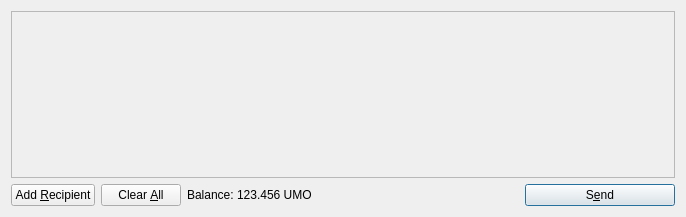
photonproject/photon, file src/qt/forms/sendcoinsdialog.ui: the form before one commit.
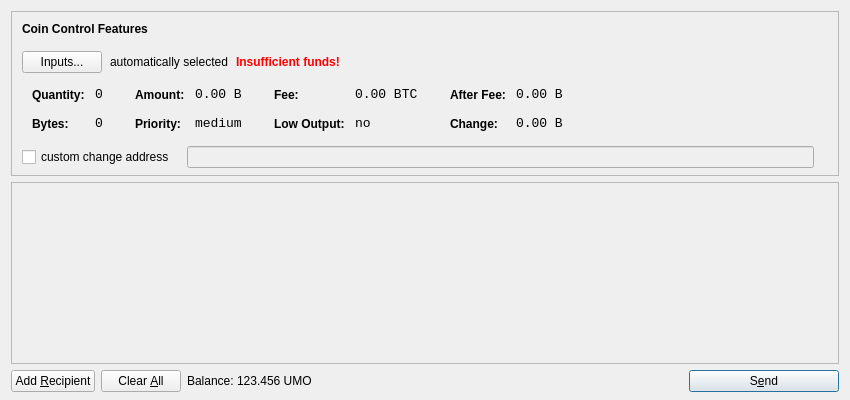
The form after the commit. Icons and pictures are not drawn.

```diff
--- a/src/qt/forms/sendcoinsdialog.ui
+++ b/src/qt/forms/sendcoinsdialog.ui
@@ -6,14 +6,615 @@
    <rect>
     <x>0</x>
     <y>0</y>
-    <width>686</width>
-    <height>217</height>
+    <width>850</width>
+    <height>400</height>
    </rect>
   </property>
   <property name="windowTitle">
    <string>Send Coins</string>
   </property>
-  <layout class="QVBoxLayout" name="verticalLayout">
+  <layout class="QVBoxLayout" name="verticalLayout" stretch="0,1,0">
+   <property name="bottomMargin">
+    <number>8</number>
+   </property>
+   <item>
+    <widget class="QFrame" name="frameCoinControl">
+     <property name="sizePolicy">
+      <sizepolicy hsizetype="Expanding" vsizetype="Expanding">
+       <horstretch>0</horstretch>
+       <verstretch>0</verstretch>
+      </sizepolicy>
+     </property>
+     <property name="maximumSize">
+      <size>
+       <width>16777215</width>
+       <height>16777215</height>
+      </size>
+     </property>
+     <property name="frameShape">
+      <enum>QFrame::StyledPanel</enum>
+     </property>
+     <property name="frameShadow">
+      <enum>QFrame::Sunken</enum>
+     </property>
+     <layout class="QVBoxLayout" name="verticalLayoutCoinControl2">
+      <property name="spacing">
+       <number>-1</number>
+      </property>
+      <property name="leftMargin">
+       <number>0</number>
+      </property>
+      <property name="topMargin">
+       <number>0</number>
+      </property>
+      <property name="rightMargin">
+       <number>0</number>
+      </property>
+      <property name="bottomMargin">
+       <number>6</number>
+      </property>
+      <item>
+       <layout class="QVBoxLayout" name="verticalLayoutCoinControl" stretch="0,0,0,0,1">
+        <property name="spacing">
+         <number>0</number>
+        </property>
+        <property name="leftMargin">
+         <number>10</number>
+        </property>
+        <property name="topMargin">
+         <number>10</number>
+        </property>
+        <item>
+         <layout class="QHBoxLayout" name="horizontalLayoutCoinControl1">
+          <property name="bottomMargin">
+           <number>15</number>
+          </property>
+          <item>
+           <widget class="QLabel" name="labelCoinControlFeatures">
+            <property name="sizePolicy">
+             <sizepolicy hsizetype="Preferred" vsizetype="Maximum">
+              <horstretch>0</horstretch>
+              <verstretch>0</verstretch>
+             </sizepolicy>
+            </property>
+            <property name="font">
+             <font>
+              <weight>75</weight>
+              <bold>true</bold>
+             </font>
+            </property>
+            <property name="styleSheet">
+             <string notr="true">font-weight:bold;</string>
+            </property>
+            <property name="text">
+             <string>Coin Control Features</string>
+            </property>
+           </widget>
+          </item>
+         </layout>
+        </item>
+        <item>
+         <layout class="QHBoxLayout" name="horizontalLayoutCoinControl2" stretch="0,0,0,0">
+          <property name="spacing">
+           <number>8</number>
+          </property>
+          <property name="bottomMargin">
+           <number>10</number>
+          </property>
+          <item>
+           <widget class="QPushButton" name="pushButtonCoinControl">
+            <property name="styleSheet">
+             <string notr="true"/>
+            </property>
+            <property name="text">
+             <string>Inputs...</string>
+            </property>
+           </widget>
+          </item>
+          <item>
+           <widget class="QLabel" name="labelCoinControlAutomaticallySelected">
+            <property name="text">
+             <string>automatically selected</string>
+            </property>
+            <property name="margin">
+             <number>5</number>
+            </property>
+           </widget>
+          </item>
+          <item>
+           <widget class="QLabel" name="labelCoinControlInsuffFunds">
+            <property name="font">
+             <font>
+              <weight>75</weight>
+              <bold>true</bold>
+             </font>
+            </property>
+            <property name="styleSheet">
+             <string notr="true">color:red;font-weight:bold;</string>
+            </property>
+            <property name="text">
+             <string>Insufficient funds!</string>
+            </property>
+            <property name="margin">
+             <number>5</number>
+            </property>
+           </widget>
+          </item>
+          <item>
+           <spacer name="horizontalSpacerCoinControl">
+            <property name="orientation">
+             <enum>Qt::Horizontal</enum>
+            </property>
+            <property name="sizeHint" stdset="0">
+             <size>
+              <width>40</width>
+              <height>1</height>
+             </size>
+            </property>
+           </spacer>
+          </item>
+         </layout>
+        </item>
+        <item>
+         <widget class="QWidget" name="widgetCoinControl" native="true">
+          <property name="sizePolicy">
+           <sizepolicy hsizetype="Preferred" vsizetype="Preferred">
+            <horstretch>0</horstretch>
+            <verstretch>0</verstretch>
+           </sizepolicy>
+          </property>
+          <property name="minimumSize">
+           <size>
+            <width>0</width>
+            <height>0</height>
+           </size>
+          </property>
+          <property name="styleSheet">
+           <string notr="true"/>
+          </property>
+          <layout class="QHBoxLayout" name="horizontalLayoutCoinControl5">
+           <property name="margin">
+            <number>0</number>
+           </property>
+           <item>
+            <layout class="QHBoxLayout" name="horizontalLayoutCoinControl3" stretch="0,0,0,1">
+             <property name="spacing">
+              <number>20</number>
+             </property>
+             <property name="topMargin">
+              <number>0</number>
+             </property>
+             <property name="bottomMargin">
+              <number>10</number>
+             </property>
+             <item>
+              <layout class="QFormLayout" name="formLayoutCoinControl1">
+               <property name="horizontalSpacing">
+                <number>10</number>
+               </property>
+               <property name="verticalSpacing">
+                <number>14</number>
+               </property>
+               <property name="leftMargin">
+                <number>10</number>
+               </property>
+               <property name="topMargin">
+                <number>4</number>
+               </property>
+               <property name="rightMargin">
+                <number>6</number>
+               </property>
+               <item row="0" column="0">
+                <widget class="QLabel" name="labelCoinControlQuantityText">
+                 <property name="styleSheet">
+                  <string notr="true">font-weight:bold;</string>
+                 </property>
+                 <property name="text">
+                  <string>Quantity:</string>
+                 </property>
+                 <property name="margin">
+                  <number>0</number>
+                 </property>
+                </widget>
+               </item>
+               <item row="0" column="1">
+                <widget class="QLabel" name="labelCoinControlQuantity">
+                 <property name="font">
+                  <font>
+                   <family>Monospace</family>
+                   <pointsize>10</pointsize>
+                  </font>
+                 </property>
+                 <property name="cursor">
+                  <cursorShape>IBeamCursor</cursorShape>
+                 </property>
+                 <property name="contextMenuPolicy">
+                  <enum>Qt::ActionsContextMenu</enum>
+                 </property>
+                 <property name="text">
+                  <string notr="true">0</string>
+                 </property>
+                 <property name="margin">
+                  <number>0</number>
+                 </property>
+                 <property name="textInteractionFlags">
+                  <set>Qt::LinksAccessibleByMouse|Qt::TextSelectableByKeyboard|Qt::TextSelectableByMouse</set>
+                 </property>
+                </widget>
+               </item>
+               <item row="1" column="0">
+                <widget class="QLabel" name="labelCoinControlBytesText">
+                 <property name="styleSheet">
+                  <string notr="true">font-weight:bold;</string>
+                 </property>
+                 <property name="text">
+                  <string>Bytes:</string>
+                 </property>
+                </widget>
+               </item>
+               <item row="1" column="1">
+                <widget class="QLabel" name="labelCoinControlBytes">
+                 <property name="font">
+                  <font>
+                   <family>Monospace</family>
+                   <pointsize>10</pointsize>
+                  </font>
+                 </property>
+                 <property name="cursor">
+                  <cursorShape>IBeamCursor</cursorShape>
+                 </property>
+                 <property name="contextMenuPolicy">
+                  <enum>Qt::ActionsContextMenu</enum>
+                 </property>
+                 <property name="text">
+                  <string notr="true">0</string>
+                 </property>
+                 <property name="textInteractionFlags">
+                  <set>Qt::LinksAccessibleByMouse|Qt::TextSelectableByKeyboard|Qt::TextSelectableByMouse</set>
+                 </property>
+                </widget>
+               </item>
+              </layout>
+             </item>
+             <item>
+              <layout class="QFormLayout" name="formLayoutCoinControl2">
+               <property name="horizontalSpacing">
+                <number>10</number>
+               </property>
+               <property name="verticalSpacing">
+                <number>14</number>
+               </property>
+               <property name="leftMargin">
+                <number>6</number>
+               </property>
+               <property name="topMargin">
+                <number>4</number>
+               </property>
+               <property name="rightMargin">
+                <number>6</number>
+               </property>
+               <item row="0" column="0">
+                <widget class="QLabel" name="labelCoinControlAmountText">
+                 <property name="styleSheet">
+                  <string notr="true">font-weight:bold;</string>
+                 </property>
+                 <property name="text">
+                  <string>Amount:</string>
+                 </property>
+                 <property name="margin">
+                  <number>0</number>
+                 </property>
+                </widget>
+               </item>
+               <item row="0" column="1">
+                <widget class="QLabel" name="labelCoinControlAmount">
+                 <property name="font">
+                  <font>
+                   <family>Monospace</family>
+                   <pointsize>10</pointsize>
+                  </font>
+                 </property>
+                 <property name="cursor">
+                  <cursorShape>IBeamCursor</cursorShape>
+                 </property>
+                 <property name="contextMenuPolicy">
+                  <enum>Qt::ActionsContextMenu</enum>
+                 </property>
+                 <property name="text">
+                  <string notr="true">0.00 B</string>
+                 </property>
+                 <property name="textInteractionFlags">
+                  <set>Qt::LinksAccessibleByMouse|Qt::TextSelectableByKeyboard|Qt::TextSelectableByMouse</set>
+                 </property>
+                </widget>
+               </item>
+               <item row="1" column="0">
+                <widget class="QLabel" name="labelCoinControlPriorityText">
+                 <property name="styleSheet">
+                  <string notr="true">font-weight:bold;</string>
+                 </property>
+                 <property name="text">
+                  <string>Priority:</string>
+                 </property>
+                </widget>
+               </item>
+               <item row="1" column="1">
+                <widget class="QLabel" name="labelCoinControlPriority">
+                 <property name="font">
+                  <font>
+                   <family>Monospace</family>
+                   <pointsize>10</pointsize>
+                  </font>
+                 </property>
+                 <property name="cursor">
+                  <cursorShape>IBeamCursor</cursorShape>
+                 </property>
+                 <property name="contextMenuPolicy">
+                  <enum>Qt::ActionsContextMenu</enum>
+                 </property>
+                 <property name="text">
+                  <string>medium</string>
+                 </property>
+                 <property name="textInteractionFlags">
+                  <set>Qt::LinksAccessibleByMouse|Qt::TextSelectableByKeyboard|Qt::TextSelectableByMouse</set>
+                 </property>
+                </widget>
+               </item>
+              </layout>
+             </item>
+             <item>
+              <layout class="QFormLayout" name="formLayoutCoinControl3">
+               <property name="horizontalSpacing">
+                <number>10</number>
+               </property>
+               <property name="verticalSpacing">
+                <number>14</number>
+               </property>
+               <property name="leftMargin">
+                <number>6</number>
+               </property>
+               <property name="topMargin">
+                <number>4</number>
+               </property>
+               <property name="rightMargin">
+                <number>6</number>
+               </property>
+               <item row="0" column="0">
+                <widget class="QLabel" name="labelCoinControlFeeText">
+                 <property name="styleSheet">
+                  <string notr="true">font-weight:bold;</string>
+                 </property>
+                 <property name="text">
+                  <string>Fee:</string>
+                 </property>
+                 <property name="margin">
+                  <number>0</number>
+                 </property>
+                </widget>
+               </item>
+               <item row="0" column="1">
+                <widget class="QLabel" name="labelCoinControlFee">
+                 <property name="font">
+                  <font>
+                   <family>Monospace</family>
+                   <pointsize>10</pointsize>
+                  </font>
+                 </property>
+                 <property name="cursor">
+                  <cursorShape>IBeamCursor</cursorShape>
+                 </property>
+                 <property name="contextMenuPolicy">
+                  <enum>Qt::ActionsContextMenu</enum>
+                 </property>
+                 <property name="text">
+                  <string notr="true">0.00 BTC</string>
+                 </property>
+                 <property name="textInteractionFlags">
+                  <set>Qt::LinksAccessibleByMouse|Qt::TextSelectableByKeyboard|Qt::TextSelectableByMouse</set>
+                 </property>
+                </widget>
+               </item>
+               <item row="1" column="0">
+                <widget class="QLabel" name="labelCoinControlLowOutputText">
+                 <property name="styleSheet">
+                  <string notr="true">font-weight:bold;</string>
+                 </property>
+                 <property name="text">
+                  <string>Low Output:</string>
+                 </property>
+                </widget>
+               </item>
+               <item row="1" column="1">
+                <widget class="QLabel" name="labelCoinControlLowOutput">
+                 <property name="font">
+                  <font>
+                   <family>Monospace</family>
+                   <pointsize>10</pointsize>
+                  </font>
+                 </property>
+                 <property name="cursor">
+                  <cursorShape>IBeamCursor</cursorShape>
+                 </property>
+                 <property name="contextMenuPolicy">
+                  <enum>Qt::ActionsContextMenu</enum>
+                 </property>
+                 <property name="text">
+                  <string>no</string>
+                 </property>
+                 <property name="textInteractionFlags">
+                  <set>Qt::LinksAccessibleByMouse|Qt::TextSelectableByKeyboard|Qt::TextSelectableByMouse</set>
+                 </property>
+                </widget>
+               </item>
+              </layout>
+             </item>
+             <item>
+              <layout class="QFormLayout" name="formLayoutCoinControl4">
+               <property name="horizontalSpacing">
+                <number>10</number>
+               </property>
+               <property name="verticalSpacing">
+                <number>14</number>
+               </property>
+               <property name="leftMargin">
+                <number>6</number>
+               </property>
+               <property name="topMargin">
+                <number>4</number>
+               </property>
+               <property name="rightMargin">
+                <number>6</number>
+               </property>
+               <item row="0" column="0">
+                <widget class="QLabel" name="labelCoinControlAfterFeeText">
+                 <property name="styleSheet">
+                  <string notr="true">font-weight:bold;</string>
+                 </property>
+                 <property name="text">
+                  <string>After Fee:</string>
+                 </property>
+                 <property name="margin">
+                  <number>0</number>
+                 </property>
+                </widget>
+               </item>
+               <item row="0" column="1">
+                <widget class="QLabel" name="labelCoinControlAfterFee">
+                 <property name="font">
+                  <font>
+                   <family>Monospace</family>
+                   <pointsize>10</pointsize>
+                  </font>
+                 </property>
+                 <property name="cursor">
+                  <cursorShape>IBeamCursor</cursorShape>
+                 </property>
+                 <property name="contextMenuPolicy">
+                  <enum>Qt::ActionsContextMenu</enum>
+                 </property>
+                 <property name="text">
+                  <string notr="true">0.00 B</string>
+                 </property>
+                 <property name="textInteractionFlags">
+                  <set>Qt::LinksAccessibleByMouse|Qt::TextSelectableByKeyboard|Qt::TextSelectableByMouse</set>
+                 </property>
+                </widget>
+               </item>
+               <item row="1" column="0">
+                <widget class="QLabel" name="labelCoinControlChangeText">
+                 <property name="styleSheet">
+                  <string notr="true">font-weight:bold;</string>
+                 </property>
+                 <property name="text">
+                  <string>Change:</string>
+                 </property>
+                </widget>
+               </item>
+               <item row="1" column="1">
+                <widget class="QLabel" name="labelCoinControlChange">
+                 <property name="font">
+                  <font>
+                   <family>Monospace</family>
+                   <pointsize>10</pointsize>
+                  </font>
+                 </property>
+                 <property name="cursor">
+                  <cursorShape>IBeamCursor</cursorShape>
+                 </property>
+                 <property name="contextMenuPolicy">
+                  <enum>Qt::ActionsContextMenu</enum>
+                 </property>
+                 <property name="text">
+                  <string notr="true">0.00 B</string>
+                 </property>
+                 <property name="textInteractionFlags">
+                  <set>Qt::LinksAccessibleByMouse|Qt::TextSelectableByKeyboard|Qt::TextSelectableByMouse</set>
+                 </property>
+                </widget>
+               </item>
+              </layout>
+             </item>
+            </layout>
+           </item>
+          </layout>
+         </widget>
+        </item>
+        <item>
+         <layout class="QHBoxLayout" name="horizontalLayoutCoinControl4" stretch="0,0,0">
+          <property name="spacing">
+           <number>12</number>
+          </property>
+          <property name="sizeConstraint">
+           <enum>QLayout::SetDefaultConstraint</enum>
+          </property>
+          <property name="topMargin">
+           <number>5</number>
+          </property>
+          <property name="rightMargin">
+           <number>5</number>
+          </property>
+          <item>
+           <widget class="QCheckBox" name="checkBoxCoinControlChange">
+            <property name="text">
+             <string>custom change address</string>
+            </property>
+           </widget>
+          </item>
+          <item>
+           <widget class="QLineEdit" name="lineEditCoinControlChange">
+            <property name="enabled">
+             <bool>false</bool>
+            </property>
+            <property name="sizePolicy">
+             <sizepolicy hsizetype="Expanding" vsizetype="Fixed">
+              <horstretch>0</horstretch>
+              <verstretch>0</verstretch>
+             </sizepolicy>
+            </property>
+           </widget>
+          </item>
+          <item>
+           <widget class="QLabel" name="labelCoinControlChangeLabel">
+            <property name="sizePolicy">
+             <sizepolicy hsizetype="Preferred" vsizetype="Expanding">
+              <horstretch>0</horstretch>
+              <verstretch>0</verstretch>
+             </sizepolicy>
+            </property>
+            <property name="minimumSize">
+             <size>
+              <width>0</width>
+              <height>0</height>
+             </size>
+            </property>
+            <property name="text">
+             <string/>
+            </property>
+            <property name="margin">
+             <number>3</number>
+            </property>
+           </widget>
+          </item>
+         </layout>
+        </item>
+        <item>
+         <spacer name="verticalSpacerCoinControl">
+          <property name="orientation">
+           <enum>Qt::Vertical</enum>
+          </property>
+          <property name="sizeHint" stdset="0">
+           <size>
+            <width>800</width>
+            <height>1</height>
+           </size>
+          </property>
+         </spacer>
+        </item>
+       </layout>
+      </item>
+     </layout>
+    </widget>
+   </item>
    <item>
     <widget class="QScrollArea" name="scrollArea">
      <property name="widgetResizable">
@@ -24,8 +625,8 @@
        <rect>
         <x>0</x>
         <y>0</y>
-        <width>664</width>
-        <height>159</height>
+        <width>830</width>
+        <height>165</height>
        </rect>
       </property>
       <layout class="QVBoxLayout" name="verticalLayout_2">
```
